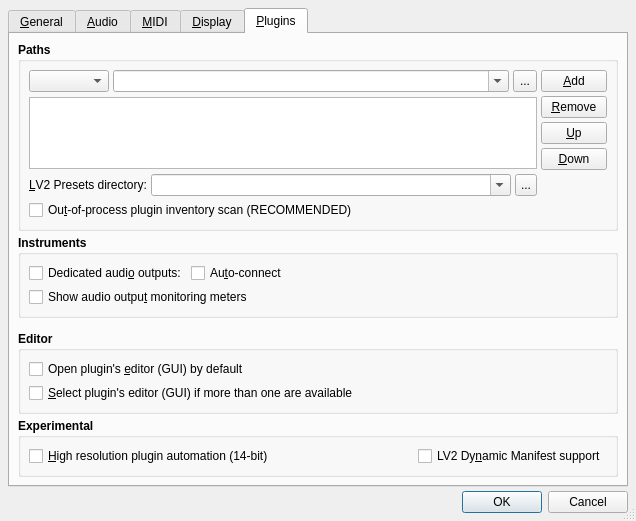
Before: the Qt Designer form src/qtractorOptionsForm.ui in rncbc/qtractor, drawn with Qt 5.
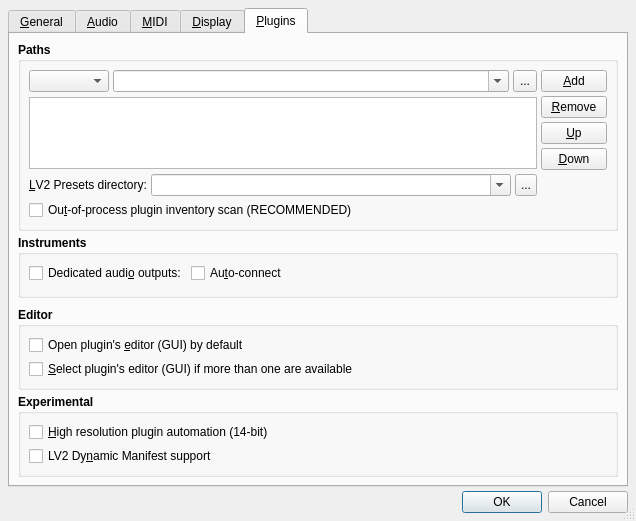
After: the same form once the commit is applied. The open tabs and pages were chosen to show the change. Icons and pictures are not drawn. Custom widgets are drawn as their Qt base class.

Commit message: - Audio output monitoring meters are now shown/hidden   automagically on MIDI tracks and/or buses--no need   for some user preference option (ie. View/Options...   /Plugins/Instruments/Show audio output monitoring   meters is now gone). (EXPERIMENTAL)

Diff of the .ui file:
```diff
--- a/src/qtractorOptionsForm.ui
+++ b/src/qtractorOptionsForm.ui
@@ -3603,22 +3603,6 @@
             </property>
            </spacer>
           </item>
-          <item row="1" column="0" colspan="2">
-           <widget class="QCheckBox" name="AudioOutputMonitorCheckBox">
-            <property name="font">
-             <font>
-              <weight>50</weight>
-              <bold>false</bold>
-             </font>
-            </property>
-            <property name="toolTip">
-             <string>Whether to show audio output meters on MIDI tracks and buses</string>
-            </property>
-            <property name="text">
-             <string>Show audio outpu&amp;t monitoring meters</string>
-            </property>
-           </widget>
-          </item>
          </layout>
         </widget>
        </item>
@@ -3741,7 +3725,7 @@
             </property>
            </spacer>
           </item>
-          <item row="0" column="2">
+          <item row="1" column="0">
            <widget class="QCheckBox" name="Lv2DynManifestCheckBox">
             <property name="font">
              <font>
```
Left out of the diff: 1 changed line with no effect on the pictures. The commit also changes 18 other files.
